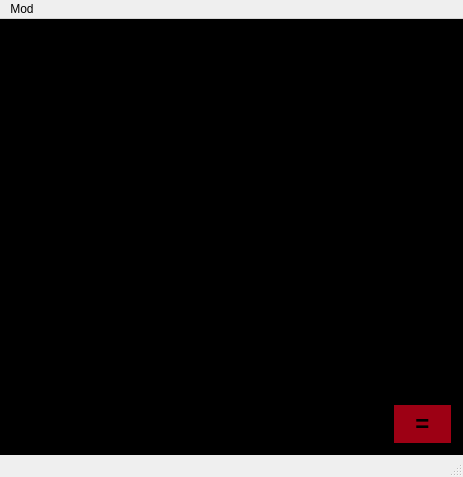
Old version of the form src/calc_qt/calc.ui in the repository kolesnikoff17/s21_calc.
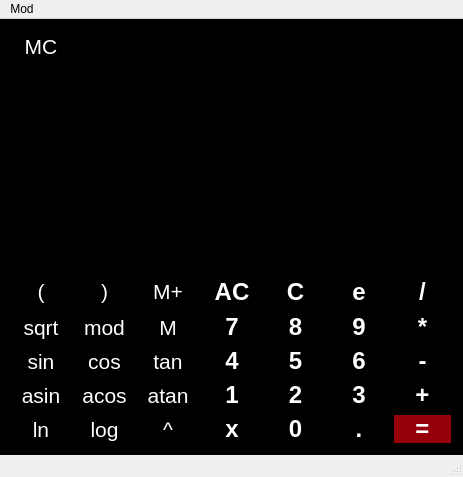
New version of the form.

The edit to the form file:
```diff
--- a/src/calc_qt/calc.ui
+++ b/src/calc_qt/calc.ui
@@ -59,13 +59,14 @@
        <string notr="true">QPushButton {
 	background-color: black;
 	border: 1px #ffffff;
-	padding: 5px;
+	color: white;
 }
 
 QPushButton: pressed {
 	background-color: #808080;
 	border: 1px #ffffff;
 	padding: 5px;
+	color: white;
 }</string>
       </property>
       <property name="text">
@@ -128,12 +129,14 @@
        <string notr="true">QPushButton {
 	background-color: black;
 	border: 1px #ffffff;
+	color: white;
 }
 
 QPushButton: pressed {
 	background-color: #808080;
 	border: 1px #ffffff;
 	padding: 5px;
+	color: white;
 }</string>
       </property>
       <property name="text">
@@ -160,13 +163,14 @@
        <string notr="true">QPushButton {
 	background-color: black;
 	border: 1px #ffffff;
-	padding: 5px;
+	color: white;
 }
 
 QPushButton: pressed {
 	background-color: #808080;
 	border: 1px #ffffff;
 	padding: 5px;
+	color: white;
 }</string>
       </property>
       <property name="text">
@@ -193,13 +197,14 @@
        <string notr="true">QPushButton {
 	background-color: black;
 	border: 1px #ffffff;
-	padding: 5px;
+	color: white;
 }
 
 QPushButton: pressed {
 	background-color: #808080;
 	border: 1px #ffffff;
 	padding: 5px;
+	color: white;
 }</string>
       </property>
       <property name="text">
@@ -226,13 +231,14 @@
        <string notr="true">QPushButton {
 	background-color: black;
 	border: 1px #ffffff;
-	padding: 5px;
+	color: white;
 }
 
 QPushButton: pressed {
 	background-color: #808080;
 	border: 1px #ffffff;
 	padding: 5px;
+	color: white;
 }</string>
       </property>
       <property name="text">
@@ -259,13 +265,14 @@
        <string notr="true">QPushButton {
 	background-color: black;
 	border: 1px #ffffff;
-	padding: 5px;
+	color: white;
 }
 
 QPushButton: pressed {
 	background-color: #808080;
 	border: 1px #ffffff;
 	padding: 5px;
+	color: white;
 }</string>
       </property>
       <property name="text">
@@ -292,12 +299,14 @@
        <string notr="true">QPushButton {
 	background-color: black;
 	border: 1px #ffffff;
+	color: white;
 }
 
 QPushButton: pressed {
 	background-color: #808080;
 	border: 1px #ffffff;
 	padding: 5px;
+	color: white;
 }</string>
       </property>
       <property name="text">
@@ -324,12 +333,14 @@
        <string notr="true">QPushButton {
 	background-color: black;
 	border: 1px #ffffff;
+	color: white;
 }
 
 QPushButton: pressed {
 	background-color: #808080;
 	border: 1px #ffffff;
 	padding: 5px;
+	color: white;
 }</string>
       </property>
       <property name="text">
@@ -362,12 +373,14 @@
        <string notr="true">QPushButton {
 	background-color: black;
 	border: 1px #ffffff;
+	color: white;
 }
 
 QPushButton: pressed {
 	background-color: #808080;
 	border: 1px #ffffff;
 	padding: 5px;
+	color: white;
 }</string>
       </property>
       <property name="text">
@@ -394,12 +407,14 @@
        <string notr="true">QPushButton {
 	background-color: black;
 	border: 1px #ffffff;
+	color: white;
 }
 
 QPushButton: pressed {
 	background-color: #808080;
 	border: 1px #ffffff;
 	padding: 5px;
+	color: white;
 }</string>
       </property>
       <property name="text">
@@ -426,13 +441,14 @@
        <string notr="true">QPushButton {
 	background-color: black;
 	border: 1px #ffffff;
-	padding: 5px;
+	color: white;
 }
 
 QPushButton: pressed {
 	background-color: #808080;
 	border: 1px #ffffff;
 	padding: 5px;
+	color: white;
 }</string>
       </property>
       <property name="text">
@@ -459,13 +475,14 @@
        <string notr="true">QPushButton {
 	background-color: black;
 	border: 1px #ffffff;
-	padding: 5px;
+	color: white;
 }
 
 QPushButton: pressed {
 	background-color: #808080;
 	border: 1px #ffffff;
 	padding: 5px;
+	color: white;
 }</string>
       </property>
       <property name="text">
@@ -492,12 +509,14 @@
        <string notr="true">QPushButton {
 	background-color: black;
 	border: 1px #ffffff;
+	color: white;
 }
 
 QPushButton: pressed {
 	background-color: #808080;
 	border: 1px #ffffff;
 	padding: 5px;
+	color: white;
 }</string>
       </property>
       <property name="text">
@@ -524,13 +543,14 @@
        <string notr="true">QPushButton {
 	background-color: black;
 	border: 1px #ffffff;
-	padding: 5px;
+	color: white;
 }
 
 QPushButton: pressed {
 	background-color: #808080;
 	border: 1px #ffffff;
 	padding: 5px;
+	color: white;
 }</string>
       </property>
       <property name="text">
@@ -557,13 +577,14 @@
        <string notr="true">QPushButton {
 	background-color: black;
 	border: 1px #ffffff;
-	padding: 5px;
+	color: white;
 }
 
 QPushButton: pressed {
 	background-color: #808080;
 	border: 1px #ffffff;
 	padding: 5px;
+	color: white;
 }</string>
       </property>
       <property name="text">
@@ -590,12 +611,14 @@
        <string notr="true">QPushButton {
 	background-color: black;
 	border: 1px #ffffff;
+	color: white;
 }
 
 QPushButton: pressed {
 	background-color: #808080;
 	border: 1px #ffffff;
 	padding: 5px;
+	color: white;
 }</string>
       </property>
       <property name="text">
@@ -622,12 +645,14 @@
        <string notr="true">QPushButton {
 	background-color: black;
 	border: 1px #ffffff;
+	color: white;
 }
 
 QPushButton: pressed {
 	background-color: #808080;
 	border: 1px #ffffff;
 	padding: 5px;
+	color: white;
 }</string>
       </property>
       <property name="text">
@@ -654,12 +679,14 @@
        <string notr="true">QPushButton {
 	background-color: black;
 	border: 1px #ffffff;
+	color: white;
 }
 
 QPushButton: pressed {
 	background-color: #808080;
 	border: 1px #ffffff;
 	padding: 5px;
+	color: white;
 }</string>
       </property>
       <property name="text">
@@ -686,13 +713,14 @@
        <string notr="true">QPushButton {
 	background-color: black;
 	border: 1px #ffffff;
-	padding: 5px;
+	color: white;
 }
 
 QPushButton: pressed {
 	background-color: #808080;
 	border: 1px #ffffff;
 	padding: 5px;
+	color: white;
 }</string>
       </property>
       <property name="text">
@@ -719,13 +747,14 @@
        <string notr="true">QPushButton {
 	background-color: black;
 	border: 1px #ffffff;
-	padding: 5px;
+	color: white;
 }
 
 QPushButton: pressed {
 	background-color: #808080;
 	border: 1px #ffffff;
 	padding: 5px;
+	color: white;
 }</string>
       </property>
       <property name="text">
@@ -752,13 +781,14 @@
        <string notr="true">QPushButton {
 	background-color: black;
 	border: 1px #ffffff;
-	padding: 5px;
+	color: white;
 }
 
 QPushButton: pressed {
 	background-color: #808080;
 	border: 1px #ffffff;
 	padding: 5px;
+	color: white;
 }</string>
       </property>
       <property name="text">
@@ -785,12 +815,14 @@
        <string notr="true">QPushButton {
 	background-color: black;
 	border: 1px #ffffff;
+	color: white;
 }
 
 QPushButton: pressed {
 	background-color: #808080;
 	border: 1px #ffffff;
 	padding: 5px;
+	color: white;
 }</string>
       </property>
       <property name="text">
@@ -848,14 +880,16 @@
       </property>
       <property name="styleSheet">
        <string notr="true">QPushButton {
-	background-color: rgb(157, 0, 20);
+	background-color: rgb(150, 0, 10);
 	border: 1px #ffffff;
+	color: white;
 }
 
 QPushButton: pressed {
 	background-color: #808080;
 	border: 1px #ffffff;
 	padding: 5px;
+	color: white;
 }</string>
       </property>
       <property name="text">
@@ -888,13 +922,14 @@
        <string notr="true">QPushButton {
 	background-color: black;
 	border: 1px #ffffff;
-	padding: 5px;
+	color: white;
 }
 
 QPushButton: pressed {
 	background-color: #808080;
 	border: 1px #ffffff;
 	padding: 5px;
+	color: white;
 }</string>
       </property>
       <property name="text">
@@ -921,13 +956,14 @@
        <string notr="true">QPushButton {
 	background-color: black;
 	border: 1px #ffffff;
-	padding: 5px;
+	color: white;
 }
 
 QPushButton: pressed {
 	background-color: #808080;
 	border: 1px #ffffff;
 	padding: 5px;
+	color: white;
 }</string>
       </property>
       <property name="text">
@@ -954,12 +990,14 @@
        <string notr="true">QPushButton {
 	background-color: black;
 	border: 1px #ffffff;
+	color: white;
 }
 
 QPushButton: pressed {
 	background-color: #808080;
 	border: 1px #ffffff;
 	padding: 5px;
+	color: white;
 }</string>
       </property>
       <property name="text">
@@ -986,13 +1024,14 @@
        <string notr="true">QPushButton {
 	background-color: black;
 	border: 1px #ffffff;
-	padding: 5px;
+	color: white;
 }
 
 QPushButton: pressed {
 	background-color: #808080;
 	border: 1px #ffffff;
 	padding: 5px;
+	color: white;
 }</string>
       </property>
       <property name="text">
@@ -1019,13 +1058,14 @@
        <string notr="true">QPushButton {
 	background-color: black;
 	border: 1px #ffffff;
-	padding: 5px;
+	color: white;
 }
 
 QPushButton: pressed {
 	background-color: #808080;
 	border: 1px #ffffff;
 	padding: 5px;
+	color: white;
 }</string>
       </property>
       <property name="text">
@@ -1052,13 +1092,14 @@
        <string notr="true">QPushButton {
 	background-color: black;
 	border: 1px #ffffff;
-	padding: 5px;
+	color: white;
 }
 
 QPushButton: pressed {
 	background-color: #808080;
 	border: 1px #ffffff;
 	padding: 5px;
+	color: white;
 }</string>
       </property>
       <property name="text">
@@ -1085,12 +1126,14 @@
        <string notr="true">QPushButton {
 	background-color: black;
 	border: 1px #ffffff;
+	color: white;
 }
 
 QPushButton: pressed {
 	background-color: #808080;
 	border: 1px #ffffff;
 	padding: 5px;
+	color: white;
 }</string>
       </property>
       <property name="text">
@@ -1123,13 +1166,14 @@
        <string notr="true">QPushButton {
 	background-color: black;
 	border: 1px #ffffff;
-	padding: 5px;
+	color: white;
 }
 
 QPushButton: pressed {
 	background-color: #808080;
 	border: 1px #ffffff;
 	padding: 5px;
+	color: white;
 }</string>
       </property>
       <property name="text">
@@ -1156,12 +1200,14 @@
        <string notr="true">QPushButton {
 	background-color: black;
 	border: 1px #ffffff;
+	color: white;
 }
 
 QPushButton: pressed {
 	background-color: #808080;
 	border: 1px #ffffff;
 	padding: 5px;
+	color: white;
 }</string>
       </property>
       <property name="text">
@@ -1188,13 +1234,14 @@
        <string notr="true">QPushButton {
 	background-color: black;
 	border: 1px #ffffff;
-	padding: 5px;
+	color: white;
 }
 
 QPushButton: pressed {
 	background-color: #808080;
 	border: 1px #ffffff;
 	padding: 5px;
+	color: white;
 }</string>
       </property>
       <property name="text">
@@ -1221,13 +1268,14 @@
        <string notr="true">QPushButton {
 	background-color: black;
 	border: 1px #ffffff;
-	padding: 5px;
+	color: white;
 }
 
 QPushButton: pressed {
 	background-color: #808080;
 	border: 1px #ffffff;
 	padding: 5px;
+	color: white;
 }</string>
       </property>
       <property name="text">
@@ -1260,12 +1308,14 @@
        <string notr="true">QPushButton {
 	background-color: black;
 	border: 1px #ffffff;
+	color: white;
 }
 
 QPushButton: pressed {
 	background-color: #808080;
 	border: 1px #ffffff;
 	padding: 5px;
+	color: white;
 }</string>
       </property>
       <property name="text">
@@ -1292,13 +1342,14 @@
        <string notr="true">QPushButton {
 	background-color: black;
 	border: 1px #ffffff;
-	padding: 5px;
+	color: white;
 }
 
 QPushButton: pressed {
 	background-color: #808080;
 	border: 1px #ffffff;
 	padding: 5px;
+	color: white;
 }</string>
       </property>
       <property name="text">
```
